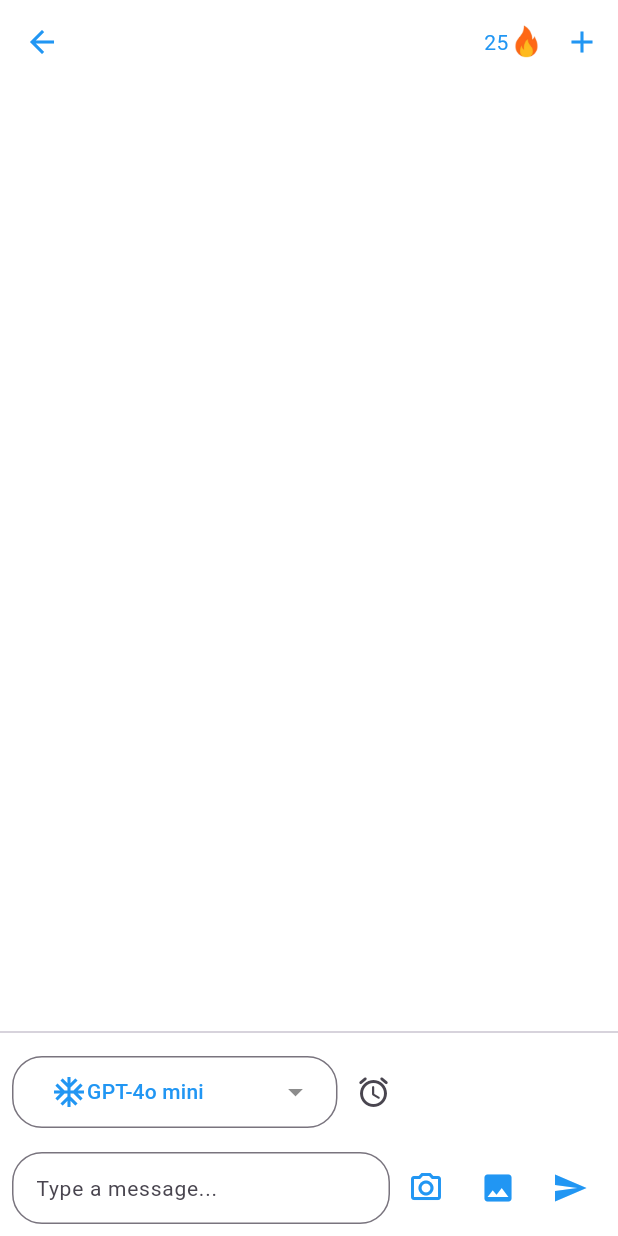
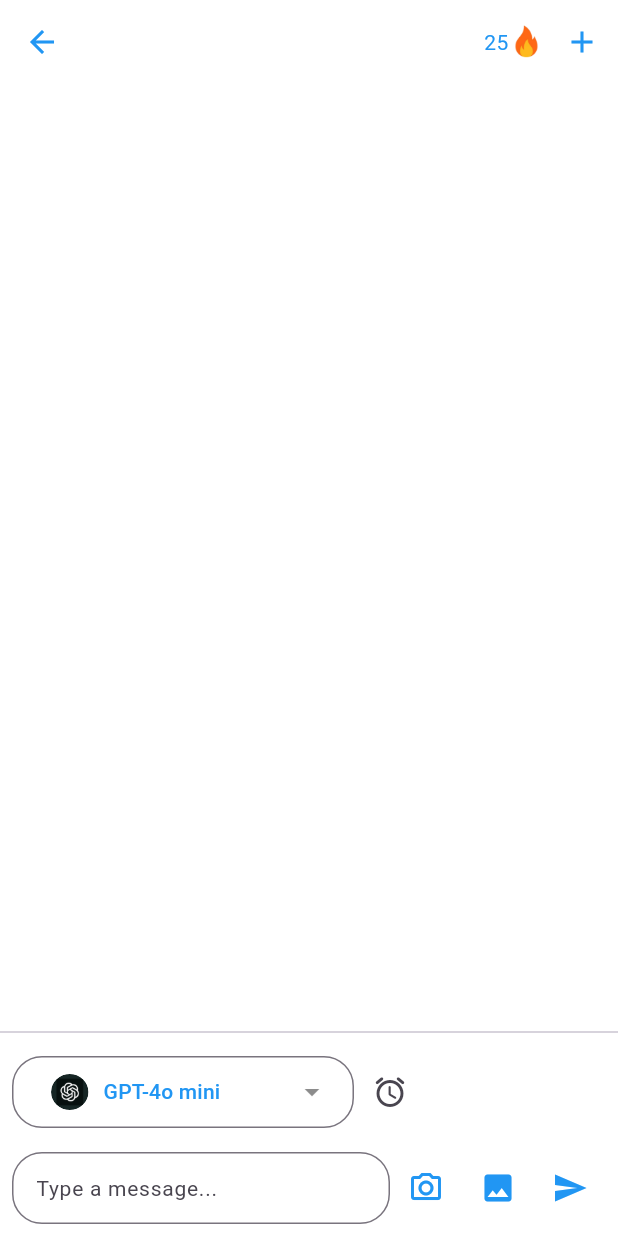
Before and after one commit to phamvu1001/ADVMobile, a Flutter app: the ConversationPage screen opened directly, on a phone screen of 412 x 824 dp. Run offline on Flutter 3.47's test engine with Material 3 defaults, Android fonts, the phone set to English and light mode, and no system bars; our stand-ins replace dropdown_button2, hugeicons.

Commit message:
Improved UI for conversation page

```diff
--- a/lib/src/pages/chat_page/conversationPage.dart
+++ b/lib/src/pages/chat_page/conversationPage.dart
@@ -9,6 +9,7 @@ import 'package:http/http.dart' as http;
 import 'package:jarvis/src/models/chat/conversation.dart';
 import 'package:jarvis/src/models/chat/conversation_item.dart';
 import 'package:jarvis/src/providers/authProvider.dart';
+import 'package:jarvis/src/widgets/TypingIndicator.dart';
 import 'package:provider/provider.dart';
 
 class ConversationPage extends StatefulWidget {
@@ -39,33 +40,60 @@ class _conversationPage extends State<ConversationPage> {
         Assistant(id: 'claude-3-haiku-20240307', name: 'Claude 3 Haiku')
   };
 
-  List<Map<Assistant, Icon>> menuItems = [
+  Map<String, Widget> assistantIcons = {
+    'claude-3-haiku-20240307': ClipOval(
+        child: Image.asset('assets/claude_3_haiku.png',
+            width: 30, height: 30, fit: BoxFit.cover)),
+    'claude-3-sonnet-20240229': ClipOval(
+        child: Image.asset('assets/claude_3_haiku.png',
+            width: 30, height: 30, fit: BoxFit.cover)),
+    'gemini-1.5-flash-latest': ClipOval(
+        child: Image.asset('assets/gemini.png',
+            width: 30, height: 30, fit: BoxFit.cover)),
+    'gemini-1.5-pro-latest': ClipOval(
+        child: Image.asset('assets/gemini_15_pro.png',
+            width: 30, height: 30, fit: BoxFit.cover)),
+    'gpt-4o': ClipOval(
+        child: Image.asset('assets/gpt-4.webp',
+            width: 30, height: 30, fit: BoxFit.cover)),
+    'gpt-4o-mini': ClipOval(
+        child: Image.asset('assets/gpt_4o_mini.jpg',
+            width: 30, height: 30, fit: BoxFit.cover)),
+  };
+
+  List<Map<Assistant, Widget>> menuItems = [
     {
       Assistant(id: 'claude-3-haiku-20240307', name: 'Claude 3 Haiku'):
-          const Icon(
-        Icons.ac_unit_outlined,
-        color: Colors.blue,
-      ),
+          ClipOval(
+              child: Image.asset('assets/claude_3_haiku.png',
+                  width: 30, height: 30, fit: BoxFit.cover)),
     },
     {
       Assistant(id: 'claude-3-sonnet-20240229', name: 'Claude 3.5 Sonnet'):
-          const Icon(Icons.ac_unit_outlined, color: Colors.blue),
+          ClipOval(
+              child: Image.asset('assets/claude_3_haiku.png',
+                  width: 30, height: 30, fit: BoxFit.cover)),
     },
     {
       Assistant(id: 'gemini-1.5-flash-latest', name: 'Gemini 1.5 Flash'):
-          const Icon(Icons.ac_unit_outlined, color: Colors.blue),
+          ClipOval(
+              child: Image.asset('assets/gemini.png',
+                  width: 30, height: 30, fit: BoxFit.cover)),
     },
     {
-      Assistant(id: 'gemini-1.5-pro-latest', name: 'Gemini 1.5 Pro'):
-          const Icon(Icons.ac_unit_outlined, color: Colors.blue),
+      Assistant(id: 'gemini-1.5-pro-latest', name: 'Gemini 1.5 Pro'): ClipOval(
+          child: Image.asset('assets/gemini_15_pro.png',
+              width: 30, height: 30, fit: BoxFit.cover)),
     },
     {
-      Assistant(id: 'gpt-4o', name: 'GPT-4o'):
-          const Icon(Icons.ac_unit_outlined, color: Colors.blue),
+      Assistant(id: 'gpt-4o', name: 'GPT-4o'): ClipOval(
+          child: Image.asset('assets/gpt-4.webp',
+              width: 30, height: 30, fit: BoxFit.cover)),
     },
     {
-      Assistant(id: 'gpt-4o-mini', name: 'GPT-4o mini'):
-          const Icon(Icons.ac_unit_outlined, color: Colors.blue),
+      Assistant(id: 'gpt-4o-mini', name: 'GPT-4o mini'): ClipOval(
+          child: Image.asset('assets/gpt_4o_mini.jpg',
+              width: 30, height: 30, fit: BoxFit.cover)),
     },
   ];
   final List<String> messages = [];
@@ -129,7 +157,6 @@ class _conversationPage extends State<ConversationPage> {
           print(item.query);
           print(item.answer);
         }
-
       });
     } else {
       // Handle error
@@ -142,6 +169,21 @@ class _conversationPage extends State<ConversationPage> {
     if (_controller.text.isNotEmpty) {
       print(_controller.text);
       print(token);
+
+      setState(() {
+        conversation.messages.add(Message(
+          role: 'user',
+          content: _controller.text,
+          assistant: assistants[_selectedAssistantId]!,
+        ));
+
+        conversationItems.add(ConversationItem(
+          query: _controller.text,
+          answer: '...',
+          createdAt: DateTime.now().millisecondsSinceEpoch,
+        ));
+      });
+
       final response = await http.post(
         Uri.parse(APIURL.sendMessage),
         headers: {
@@ -165,24 +207,29 @@ class _conversationPage extends State<ConversationPage> {
           conversation.id = data['conversationId'] as String;
 
           conversation.messages.add(Message(
-              role: 'user',
-              content: _controller.text,
-              assistant: assistants[_selectedAssistantId]!));
-          conversation.messages.add(Message(
               role: 'model',
               content: data['message'],
               assistant: assistants[_selectedAssistantId]!));
 
-          conversationItems.add(ConversationItem(
+          conversationItems.last = ConversationItem(
             query: _controller.text,
             answer: data['message'] as String,
-              createdAt: DateTime.now().millisecondsSinceEpoch));
-          _controller.clear();
+            createdAt: DateTime.now().millisecondsSinceEpoch,
+          );
         });
       } else {
         // Handle error
+        setState(() {
+          conversationItems.last = ConversationItem(
+            query: _controller.text,
+            answer: 'Failed to get a response. Please try again.',
+            createdAt: DateTime.now().millisecondsSinceEpoch,
+          );
+        });
         print('Failed to send message');
       }
+
+      _controller.clear();
     }
   }
 
@@ -229,6 +276,8 @@ class _conversationPage extends State<ConversationPage> {
               child: ListView.builder(
                 itemCount: conversationItems.length,
                 itemBuilder: (context, index) {
+                  final item = conversationItems[index];
+
                   return Column(
                     children: [
                       Align(
@@ -237,7 +286,8 @@ class _conversationPage extends State<ConversationPage> {
                           widthFactor: 0.8,
                           child: ListTile(
                             horizontalTitleGap: 5,
-                            trailing: const CircleAvatar(child: Icon(Icons.person)),
+                            trailing:
+                                const CircleAvatar(child: Icon(Icons.person)),
                             title: Container(
                               padding: const EdgeInsets.all(10.0),
                               decoration: BoxDecoration(
@@ -258,21 +308,34 @@ class _conversationPage extends State<ConversationPage> {
                           widthFactor: 0.8,
                           child: ListTile(
                             horizontalTitleGap: 5,
-                            leading: const CircleAvatar(
-                                backgroundColor: Colors.black12,
-                                child: Icon(
-                                  Icons.person,
-                                  color: Colors.black,
-                                )),
+                            leading: CircleAvatar(
+                                // backgroundColor: Colors.black12,
+                                backgroundColor: Colors.transparent,
+                                child: assistantIcons[_selectedAssistantId]),
+                                // Icon(
+                                //   Icons.person,
+                                //   color: Colors.black,
+                                // )),
                             title: Container(
                               padding: const EdgeInsets.all(10.0),
                               decoration: BoxDecoration(
-                                color: Colors.blue,
+                                // color: Colors.blue,
+                                color: item.answer == '...'
+                                    ? Colors.transparent
+                                    : Colors.blue,
                                 borderRadius: BorderRadius.circular(12.0),
                               ),
-                              child: Text(
+                              child: item.answer == '...'
+                                  ? Row(
+                                      mainAxisSize: MainAxisSize.min,
+                                      children: [
+                                        TypingIndicator()
+                                      ],
+                                    )
+                                  : Text(
                                       conversationItems[index].answer,
-                                style: const TextStyle(color: Colors.white),
+                                      style:
+                                          const TextStyle(color: Colors.white),
                                     ),
                             ),
                           ),
@@ -290,17 +353,19 @@ class _conversationPage extends State<ConversationPage> {
                 children: [
                   IntrinsicWidth(
                     child: DropdownButtonFormField2<String>(
-                      isExpanded: false,
+                      isExpanded: true,
                       decoration: InputDecoration(
                         border: OutlineInputBorder(
                           borderRadius: BorderRadius.circular(20),
                         ),
+                        isDense: false,
                       ),
                       dropdownStyleData: DropdownStyleData(
                         decoration: BoxDecoration(
                           color: Colors.white,
-                        borderRadius: BorderRadius.circular(10),
-                      )),
+                          borderRadius: BorderRadius.circular(20),
+                        ),
+                      ),
                       value: _selectedAssistantId,
                       hint: const Text(
                         'Select Tool',
@@ -308,13 +373,16 @@ class _conversationPage extends State<ConversationPage> {
                       ),
                       items: menuItems.map((entry) {
                         final Assistant key = entry.keys.first;
-                        final Icon icon = entry.values.first;
+                        final Widget icon = entry.values.first;
 
                         return DropdownMenuItem<String>(
                           value: key.id, // Use the key as the value
                           child: Row(
                             children: [
-                              icon,
+                              ClipOval(
+                                  child: SizedBox(
+                                      width: 30, height: 30, child: icon)),
+                              const SizedBox(width: 10),
                               Text(key.name,
                                   style: const TextStyle(
                                       fontSize: 14, color: Colors.blue)),
@@ -326,6 +394,32 @@ class _conversationPage extends State<ConversationPage> {
                         setState(() {
                           _selectedAssistantId = value!;
                         });
+                      },
+                      selectedItemBuilder: (BuildContext context) {
+                        return menuItems.map((entry) {
+                          final Assistant key = entry.keys.first;
+                          final Widget icon = entry.values.first;
+
+                          return Row(
+                            children: [
+                              ClipOval(
+                                child: SizedBox(
+                                  width: 25,
+                                  height: 25,
+                                  child: icon,
+                                ),
+                              ),
+                              const SizedBox(width: 10),
+                              Text(
+                                key.name,
+                                style: const TextStyle(
+                                  fontSize: 14,
+                                  color: Colors.blue,
+                                ),
+                              ),
+                            ],
+                          );
+                        }).toList();
                       },
                       iconStyleData: const IconStyleData(
                         icon: Icon(
@@ -377,7 +471,8 @@ class _conversationPage extends State<ConversationPage> {
                   ),
                   IconButton(
                     icon: const Icon(Icons.send),
-                    onPressed: () async => await _sendMessage(authProvider.token),
+                    onPressed: () async =>
+                        await _sendMessage(authProvider.token),
                     color: Colors.blue,
                   ),
                 ],
```
Also changed, not shown: lib/src/widgets/TypingIndicator.dart (added, +42 -0 lines), assets/claude.webp (added), assets/claude_3_haiku.png (added), assets/gemini.png (added), assets/gemini_15_pro.png (added), assets/gpt-4.webp (added), assets/gpt_4o_mini.jpg (added). Lines whose indentation alone changed are shown as unchanged.
